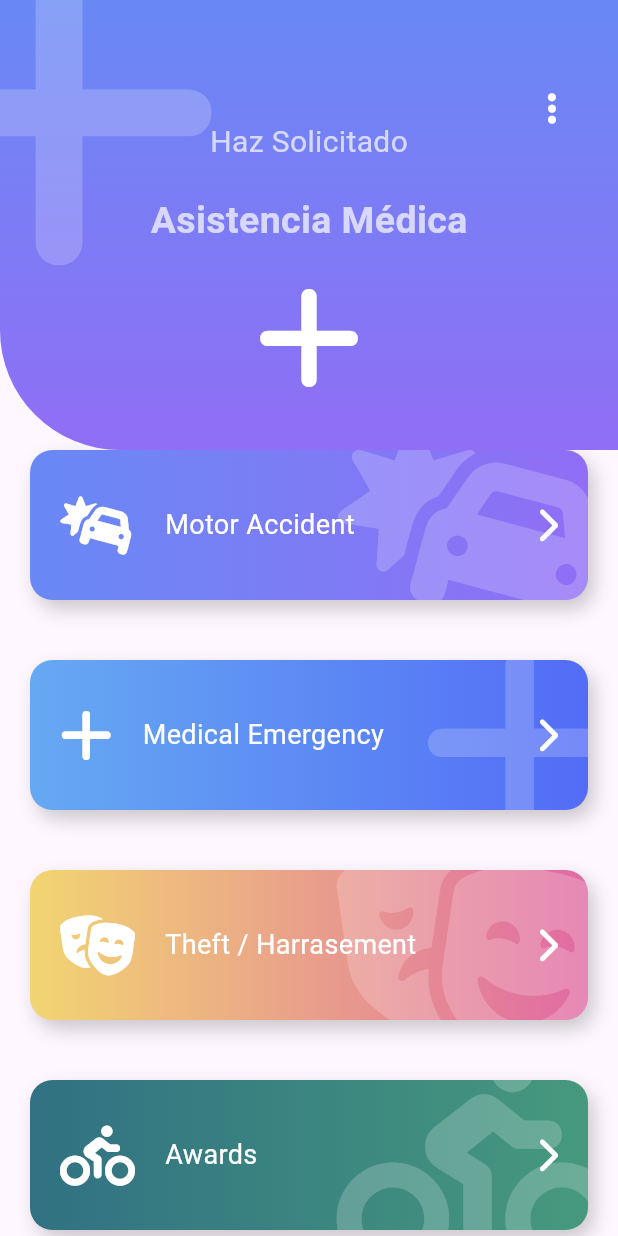
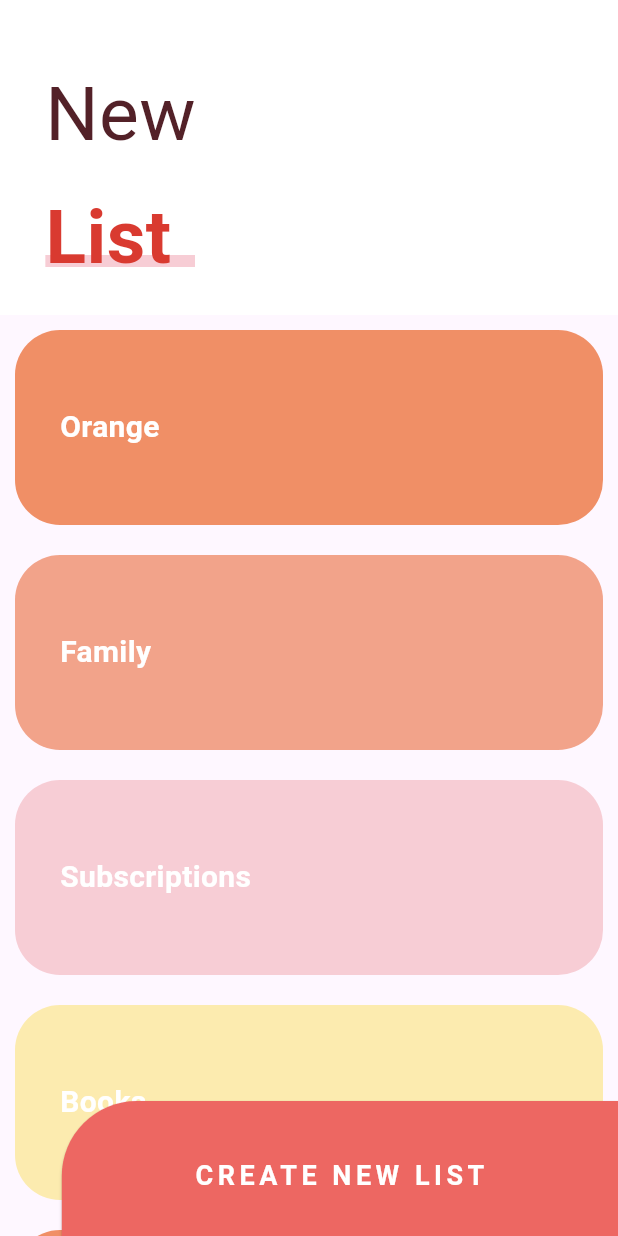
Before and after one commit to Sermio/disenos_app, a Flutter app: the screen it shows after launch, on a phone screen of 412 x 824 dp. Run offline on Flutter 3.47's test engine with Material 3 defaults, Android fonts, the phone set to English and light mode, and no system bars; our stand-ins replace animate_do, flutter_svg, font_awesome_flutter.

Commit message:
section8

```diff
--- a/lib/main.dart
+++ b/lib/main.dart
@@ -1,5 +1,6 @@
 import 'package:disenos_app/src/pages/emergency_page.dart';
 import 'package:disenos_app/src/pages/pinteres_page.dart';
+import 'package:disenos_app/src/pages/slider_list_page.dart';
 // import 'package:disenos_app/src/pages/slideshow_page.dart';
 import 'package:flutter/material.dart';
 
@@ -15,7 +16,7 @@ class MyApp extends StatelessWidget {
   Widget build(BuildContext context) {
     return const MaterialApp(
       title: 'Diseños App',
-      home: EmergencyPage(),
+      home: SliverPage(),
     );
   }
 }
--- /dev/null
+++ b/lib/src/pages/slider_list_page.dart
@@ -0,0 +1,229 @@
+import 'package:flutter/cupertino.dart';
+import 'package:flutter/material.dart';
+import 'package:flutter/widgets.dart';
+
+class SliverPage extends StatelessWidget {
+  const SliverPage({super.key});
+
+  @override
+  Widget build(BuildContext context) {
+    return Scaffold(
+      body: Stack(
+        children: [
+          _MainScroll(),
+          const Positioned(bottom: -10, right: 0, child: _BotonNewList())
+        ],
+      ),
+    );
+  }
+}
+
+class _BotonNewList extends StatelessWidget {
+  const _BotonNewList({super.key});
+
+  @override
+  Widget build(BuildContext context) {
+    final size = MediaQuery.of(context).size;
+
+    return ElevatedButton(
+      style: ElevatedButton.styleFrom(
+        shape: const RoundedRectangleBorder(
+            borderRadius: BorderRadius.only(topLeft: Radius.circular(50))),
+        backgroundColor: const Color(0xffED6762),
+        minimumSize: Size(size.width * 0.9, 100),
+      ),
+      onPressed: () {},
+      child: const Text(
+        'CREATE NEW LIST',
+        style: TextStyle(
+            color: Colors.white,
+            fontSize: 18,
+            fontWeight: FontWeight.bold,
+            letterSpacing: 3),
+      ),
+    );
+  }
+}
+
+class _MainScroll extends StatelessWidget {
+  _MainScroll({super.key});
+
+  final items = [
+    const _ListItem(titulo: 'Orange', color: Color(0xffF08F66)),
+    const _ListItem(titulo: 'Family', color: Color(0xffF2A38A)),
+    const _ListItem(titulo: 'Subscriptions', color: Color(0xffF7CDD5)),
+    const _ListItem(titulo: 'Books', color: Color(0xffFCEBAF)),
+    const _ListItem(titulo: 'Orange', color: Color(0xffF08F66)),
+    const _ListItem(titulo: 'Family', color: Color(0xffF2A38A)),
+    const _ListItem(titulo: 'Subscriptions', color: Color(0xffF7CDD5)),
+    const _ListItem(titulo: 'Books', color: Color(0xffFCEBAF)),
+    const _ListItem(titulo: 'Orange', color: Color(0xffF08F66)),
+    const _ListItem(titulo: 'Family', color: Color(0xffF2A38A)),
+    const _ListItem(titulo: 'Subscriptions', color: Color(0xffF7CDD5)),
+    const _ListItem(titulo: 'Books', color: Color(0xffFCEBAF)),
+    const _ListItem(titulo: 'Orange', color: Color(0xffF08F66)),
+    const _ListItem(titulo: 'Family', color: Color(0xffF2A38A)),
+    const _ListItem(titulo: 'Subscriptions', color: Color(0xffF7CDD5)),
+    const _ListItem(titulo: 'Books', color: Color(0xffFCEBAF)),
+  ];
+
+  @override
+  Widget build(BuildContext context) {
+    return CustomScrollView(
+      slivers: [
+        // const SliverAppBar(
+        //   floating: true,
+        //   backgroundColor: Colors.red,
+        //   title: Text('ola'),
+        // ),
+        SliverPersistentHeader(
+            floating: true,
+            delegate: _SliverCustomHeaderDelegate(
+              minHeight: 200,
+              maxHeight: 210,
+              child: Container(
+                alignment: Alignment.centerLeft,
+                color: Colors.white,
+                child: const _Titulo(),
+              ),
+            )),
+        SliverList(
+            delegate: SliverChildListDelegate([
+          ...items,
+          const SizedBox(
+            height: 100,
+          )
+        ]))
+      ],
+    );
+  }
+}
+
+class _SliverCustomHeaderDelegate extends SliverPersistentHeaderDelegate {
+  const _SliverCustomHeaderDelegate(
+      {required this.minHeight, required this.maxHeight, required this.child});
+
+  final double minHeight;
+  final double maxHeight;
+  final Widget child;
+
+  @override
+  Widget build(
+      BuildContext context, double shrinkOffset, bool overlapsContent) {
+    // TODO: implement build
+    return SizedBox.expand(
+      child: child,
+    );
+  }
+
+  @override
+  // TODO: implement maxExtent
+  double get maxExtent => maxHeight;
+
+  @override
+  // TODO: implement minExtent
+  double get minExtent => minHeight;
+
+  @override
+  bool shouldRebuild(_SliverCustomHeaderDelegate oldDelegate) {
+    // TODO: implement shouldRebuild
+    return maxHeight != oldDelegate.maxHeight ||
+        minHeight != oldDelegate.minHeight ||
+        child != oldDelegate.child;
+  }
+}
+
+class _Titulo extends StatelessWidget {
+  const _Titulo({super.key});
+
+  @override
+  Widget build(BuildContext context) {
+    return Column(
+      children: [
+        const SizedBox(
+          height: 30,
+        ),
+        Container(
+          margin: const EdgeInsetsDirectional.symmetric(
+              horizontal: 30, vertical: 10),
+          child: const Text(
+            'New',
+            style: TextStyle(color: Color(0xff532128), fontSize: 50),
+          ),
+        ),
+        Stack(
+          children: [
+            const SizedBox(
+              width: 100,
+            ),
+            Positioned(
+              bottom: 16,
+              child: Container(
+                width: 150,
+                height: 8,
+                decoration: const BoxDecoration(color: Color(0xffF7CDD5)),
+              ),
+            ),
+            Container(
+              child: const Text(
+                'List',
+                style: TextStyle(
+                    color: Color(0xffD93A30),
+                    fontSize: 50,
+                    fontWeight: FontWeight.bold),
+              ),
+            ),
+          ],
+        )
+      ],
+    );
+  }
+}
+
+class _ListaTareas extends StatelessWidget {
+  _ListaTareas({
+    super.key,
+  });
+
+  final items = [
+    const _ListItem(titulo: 'Orange', color: Color(0xffF08F66)),
+    const _ListItem(titulo: 'Family', color: Color(0xffF2A38A)),
+    const _ListItem(titulo: 'Subscriptions', color: Color(0xffF7CDD5)),
+    const _ListItem(titulo: 'Books', color: Color(0xffFCEBAF)),
+    const _ListItem(titulo: 'Orange', color: Color(0xffF08F66)),
+    const _ListItem(titulo: 'Family', color: Color(0xffF2A38A)),
+    const _ListItem(titulo: 'Subscriptions', color: Color(0xffF7CDD5)),
+    const _ListItem(titulo: 'Books', color: Color(0xffFCEBAF)),
+  ];
+
+  @override
+  Widget build(BuildContext context) {
+    return ListView.builder(
+        itemCount: items.length,
+        itemBuilder: (BuildContext context, int index) => items[index]);
+  }
+}
+
+class _ListItem extends StatelessWidget {
+  const _ListItem({required this.titulo, required this.color});
+
+  final String titulo;
+  final Color color;
+
+  @override
+  Widget build(BuildContext context) {
+    return Container(
+      padding: const EdgeInsetsDirectional.all(30),
+      alignment: Alignment.centerLeft,
+      height: 130,
+      margin: const EdgeInsetsDirectional.all(10),
+      decoration:
+          BoxDecoration(color: color, borderRadius: BorderRadius.circular(30)),
+      child: Text(
+        titulo,
+        style: const TextStyle(
+            color: Colors.white, fontWeight: FontWeight.bold, fontSize: 20),
+      ),
+    );
+  }
+}
```
